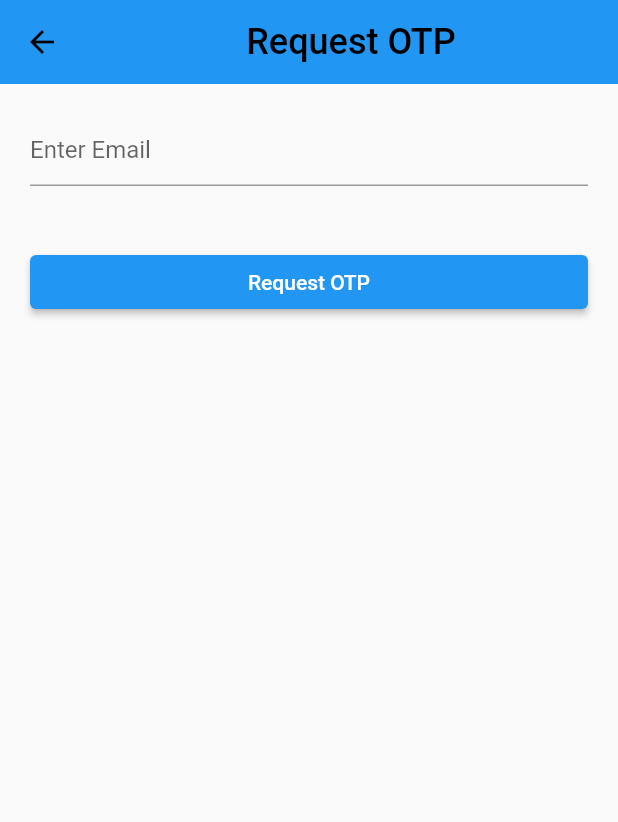
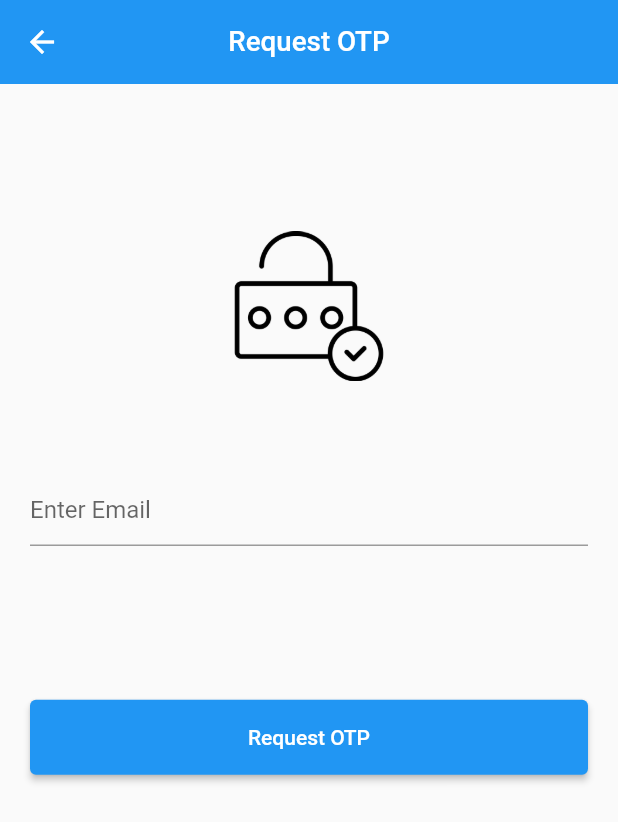
Before and after one commit to johnwandera37/Krazy-Knot, a Flutter app: the RequestOTP screen opened directly, on a phone screen of 412 x 824 dp. Shown: the top 822 px of the screen. Run offline on Flutter 3.47's test engine with Material 2 defaults, Android fonts, the phone set to English and light mode, and no system bars; our stand-ins replace animated_notch_bottom_bar, equatable, flutter_dotenv, flutter_neumorphic, geolocator, get and 8 more; missing offline and left inert: open_street_map_search_and_pick; accounts and stored records are empty; network calls fail.

Commit message:
UI enhancements

```diff
--- a/lib/controllers/current_location_controller.dart
+++ b/lib/controllers/current_location_controller.dart
@@ -85,7 +85,7 @@ class LocationController extends GetxController {
   // );
   // }
 
-// //open location settings
+//open location settings
 //   void openAppSettings()  {
 //   AppSettings.openLocationSettings();
 // }
--- a/lib/ui/authentication/requestOTP.dart
+++ b/lib/ui/authentication/requestOTP.dart
@@ -114,22 +114,31 @@ class _RequestOTPState extends State<RequestOTP> {
       appBar: AppBar(
           elevation: 0,
           // backgroundColor: Colors.transparent,
-          iconTheme: const IconThemeData(color: Colors.black),
-          title: const Center(
-            child: Text(
-              "Request OTP",
-              style: TextStyle(
-                fontSize: 24,
-                fontWeight: FontWeight.w500,
-                color: Colors.black,
-              ),
+          iconTheme: const IconThemeData(color: Colors.white),
+          leading: const BackButton(),
+          title:
+          const Text(
+            "Request OTP",
+            style: TextStyle(
+              fontSize: 18.5,
+              fontWeight: FontWeight.w500,
+              color: Colors.white,
             ),
-          )),
+          ),
+          centerTitle: true,
+          ),
       body: SingleChildScrollView(
         padding: EdgeInsets.all(20.0),
         child: Column(
           crossAxisAlignment: CrossAxisAlignment.stretch,
           children: [
+            sizedHeight(Get.width*.19),
+              Image.asset(
+                    'assets/images/otp.png',
+                    width: 100,
+                    height: 100,
+                  ),
+            sizedHeight(Get.width *.15),
             TextFormField(
               keyboardType: TextInputType.emailAddress,
               controller: _emailController,
@@ -146,7 +155,7 @@ class _RequestOTPState extends State<RequestOTP> {
                   hintText: 'Enter OTP',
                 ),
               ),
-            SizedBox(height: 20.0),
+            sizedHeight(Get.width*.2),
             Visibility(
               visible: !isLoading, // Hide the button when isLoading is true
               child: ElevatedButton(
@@ -158,7 +167,13 @@ class _RequestOTPState extends State<RequestOTP> {
                   }
                 },
                 child: Text(otpReceived ? 'Verify OTP' : 'Request OTP'),
+                style: ButtonStyle(
+                  fixedSize: MaterialStateProperty.all<Size>(
+                Size.fromHeight(50)
+                ),
+
               ),
+              )
             ),
             if (isLoading)
               const Center(
--- a/lib/ui/base/widgets/custom_input.dart
+++ b/lib/ui/base/widgets/custom_input.dart
@@ -72,7 +72,7 @@ class _CustomInputState extends State<CustomInput> {
               });
             },
             icon: Icon(
-             _isPasswordVisible ? Icons.visibility : Icons.visibility_off,
+             _isPasswordVisible ? Icons.visibility_off : Icons.visibility,
             //  color: themeController.shadowDarkColor,
             ),
           )
--- a/lib/ui/home/tab/event_tab.dart
+++ b/lib/ui/home/tab/event_tab.dart
@@ -63,6 +63,7 @@ class EventTab extends StatelessWidget {
                 ),
               ),
             ),
+             automaticallyImplyLeading: false,
           ),
           body: RefreshIndicator(
             onRefresh: () async {
@@ -400,13 +401,13 @@ Widget eventTile({
                     CustomText(
                       headingStr: eventDate,
                       fontColor: HexColor("151515"),
-                      fontSize: 11,
+                      fontSize: 12,
                     ),
                     const Spacer(),
                     CustomText(
                       headingStr: eventStrStatus,
                       fontColor: HexColor("151515"),
-                      fontSize: 11,
+                      fontSize: 12,
                     )
                   ],
                 ))
--- a/lib/utils/constants.dart
+++ b/lib/utils/constants.dart
@@ -168,8 +168,8 @@ abstract class Constants {
   static const zohoAndroidAccessKey =
       "VXYedrQX8SnzHsZ53UT04ILm8bnYhFg3Re4dfDzsidVOFkiyIrH1c6WojkJ3lLdr%2F1kxbct5EvslpvlAnE7rTRbi8DRlwqK5jMILITsVryLOTc69%2BNo9RwAScVlganB9";
 
-   static String get fileName => "http://192.168.100.6:8080/api/";
-  static String get baseUrl => "http://192.168.100.6:8080/api/";
+   static String get fileName => "http://192.168.0.104:8080/api/";
+  static String get baseUrl => "http://192.168.0.104:8080/api/";
   static String get loginUrl => "login";
   static String get userInfoUrl => "user";
   static String get editUserInfoUrl => "login";
```
Also changed, not shown: lib/ui/attendees/guests.dart (+9 -9 lines), assets/images/otp.png (added).
